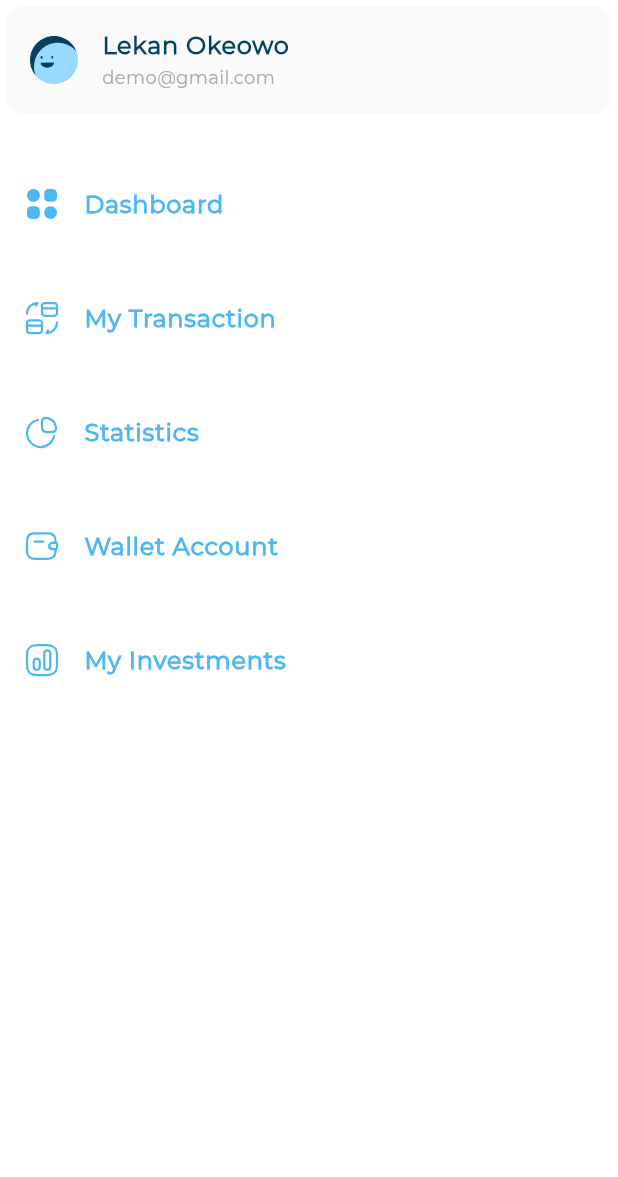
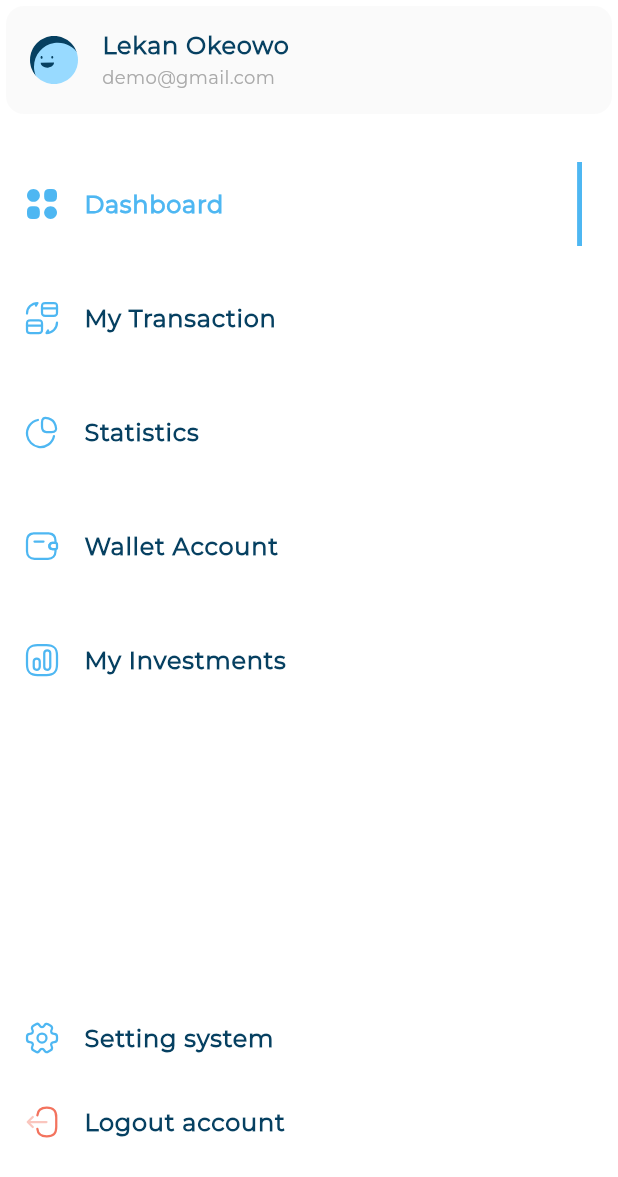
Before and after one commit to tasneemakhaled/reponsive_dashboard, a Flutter app: the CustomDrawer widget shown alone on an empty page, opened directly, on a phone screen of 412 x 824 dp. Shown: the top 1177 px of the screen. Run offline on Flutter 3.47's test engine with Material 3 defaults, Android fonts, the phone set to English and light mode, and no system bars; our stand-ins replace flutter_svg.

Commit message:
create active inActive ,trailing items done

```diff
--- /dev/null
+++ b/lib/widgets/active_drawer_item.dart
@@ -0,0 +1,18 @@
+import 'package:flutter/material.dart';
+import 'package:flutter_svg/svg.dart';
+import 'package:responsive_dashboard/models/drawer_item_model.dart';
+import 'package:responsive_dashboard/utils/app_styles.dart';
+
+class ActiveDrawerItem extends StatelessWidget {
+  const ActiveDrawerItem({super.key, required this.drawerItemModel});
+  final DrawerItemModel drawerItemModel;
+
+  @override
+  Widget build(BuildContext context) {
+    return ListTile(
+      leading: SvgPicture.asset(drawerItemModel.image),
+      title: Text(drawerItemModel.title, style: AppStyles.styleBold16()),
+      trailing: Container(width: 3.27, color: Color(0xff4EB7F2)),
+    );
+  }
+}
--- a/lib/widgets/custom_drawer.dart
+++ b/lib/widgets/custom_drawer.dart
@@ -1,18 +1,15 @@
 import 'package:flutter/material.dart';
 import 'package:responsive_dashboard/models/drawer_item_model.dart';
+
 import 'package:responsive_dashboard/utils/app_images.dart';
-import 'package:responsive_dashboard/widgets/drawer_item.dart';
+
+import 'package:responsive_dashboard/widgets/drawer_items_list_view.dart';
+import 'package:responsive_dashboard/widgets/inActive_drawer_item.dart';
 import 'package:responsive_dashboard/widgets/user_info_list_tile.dart';
 
 class CustomDrawer extends StatelessWidget {
   const CustomDrawer({super.key});
-  static const List<DrawerItemModel> items = [
-    DrawerItemModel(image: Assets.imagesDashboard, title: 'Dashboard'),
-    DrawerItemModel(image: Assets.imagesMyTransctions, title: 'My Transaction'),
-    DrawerItemModel(image: Assets.imagesStatistics, title: 'Statistics'),
-    DrawerItemModel(image: Assets.imagesWalletAccount, title: 'Wallet Account'),
-    DrawerItemModel(image: Assets.imagesMyInvestments, title: 'My Investments'),
-  ];
+
   @override
   Widget build(BuildContext context) {
     return Container(
@@ -25,17 +22,21 @@ class CustomDrawer extends StatelessWidget {
             subtitle: 'demo@gmail.com',
           ),
           SizedBox(height: 8),
-          ListView.builder(
-            shrinkWrap: true,
-            physics: NeverScrollableScrollPhysics(),
-            itemCount: items.length,
-            itemBuilder: (context, index) {
-              return Padding(
-                padding: const EdgeInsets.only(top: 20),
-                child: DrawerItem(drawerItemModel: items[index]),
-              );
-            },
+          DrawerItemsListView(),
+          Expanded(child: SizedBox()),
+          InactiveDrawerItem(
+            drawerItemModel: DrawerItemModel(
+              image: Assets.imagesSettings,
+              title: 'Setting system',
+            ),
           ),
+          InactiveDrawerItem(
+            drawerItemModel: DrawerItemModel(
+              image: Assets.imagesLogout,
+              title: 'Logout account',
+            ),
+          ),
+          SizedBox(height: 48),
         ],
       ),
     );
--- a/lib/widgets/drawer_item.dart
+++ b/lib/widgets/drawer_item.dart
@@ -1,16 +1,20 @@
 import 'package:flutter/material.dart';
-import 'package:flutter_svg/flutter_svg.dart';
 import 'package:responsive_dashboard/models/drawer_item_model.dart';
-import 'package:responsive_dashboard/utils/app_styles.dart';
+import 'package:responsive_dashboard/widgets/active_drawer_item.dart';
+import 'package:responsive_dashboard/widgets/inActive_drawer_item.dart';
 
 class DrawerItem extends StatelessWidget {
-  const DrawerItem({super.key, required this.drawerItemModel});
+  const DrawerItem({
+    super.key,
+    required this.isActive,
+    required this.drawerItemModel,
+  });
+  final bool isActive;
   final DrawerItemModel drawerItemModel;
   @override
   Widget build(BuildContext context) {
-    return ListTile(
-      leading: SvgPicture.asset(drawerItemModel.image),
-      title: Text(drawerItemModel.title, style: AppStyles.styleBold16()),
-    );
+    return isActive
+        ? ActiveDrawerItem(drawerItemModel: drawerItemModel)
+        : InactiveDrawerItem(drawerItemModel: drawerItemModel);
   }
 }
--- /dev/null
+++ b/lib/widgets/drawer_items_list_view.dart
@@ -0,0 +1,64 @@
+import 'package:flutter/material.dart';
+import 'package:responsive_dashboard/models/drawer_item_model.dart';
+import 'package:responsive_dashboard/utils/app_images.dart';
+
+import 'package:responsive_dashboard/widgets/drawer_item.dart';
+
+class DrawerItemsListView extends StatefulWidget {
+  const DrawerItemsListView({super.key});
+
+  static const List<DrawerItemModel> items = [
+    DrawerItemModel(image: Assets.imagesDashboard, title: 'Dashboard'),
+    DrawerItemModel(image: Assets.imagesMyTransctions, title: 'My Transaction'),
+    DrawerItemModel(image: Assets.imagesStatistics, title: 'Statistics'),
+    DrawerItemModel(image: Assets.imagesWalletAccount, title: 'Wallet Account'),
+    DrawerItemModel(image: Assets.imagesMyInvestments, title: 'My Investments'),
+  ];
+
+  @override
+  State<DrawerItemsListView> createState() => _DrawerItemsListViewState();
+}
+
+int isSelectedIndex = 0;
+final List<DrawerItemModel> items = [
+  DrawerItemModel(image: Assets.imagesDashboard, title: 'Dashboard'),
+  DrawerItemModel(image: Assets.imagesMyTransctions, title: 'My Transaction'),
+  DrawerItemModel(image: Assets.imagesStatistics, title: 'Statistics'),
+  DrawerItemModel(image: Assets.imagesWalletAccount, title: 'Wallet Account'),
+  DrawerItemModel(image: Assets.imagesMyInvestments, title: 'My Investments'),
+];
+bool isActive = false;
+
+class _DrawerItemsListViewState extends State<DrawerItemsListView> {
+  @override
+  Widget build(BuildContext context) {
+    return ListView.builder(
+      shrinkWrap: true,
+      physics: NeverScrollableScrollPhysics(),
+      itemCount: DrawerItemsListView.items.length,
+      itemBuilder: (context, index) {
+        return GestureDetector(
+          onTap: () {
+            if (isSelectedIndex != index) {
+              setState(() {
+                isSelectedIndex = index;
+              });
+            }
+          },
+          child: Padding(
+            padding: const EdgeInsets.only(top: 20),
+            child: isSelectedIndex != index
+                ? DrawerItem(
+                    drawerItemModel: DrawerItemsListView.items[index],
+                    isActive: isSelectedIndex == index,
+                  )
+                : DrawerItem(
+                    drawerItemModel: DrawerItemsListView.items[index],
+                    isActive: isSelectedIndex == index,
+                  ),
+          ),
+        );
+      },
+    );
+  }
+}
--- /dev/null
+++ b/lib/widgets/inActive_drawer_item.dart
@@ -0,0 +1,17 @@
+import 'package:flutter/material.dart';
+import 'package:flutter_svg/flutter_svg.dart';
+import 'package:responsive_dashboard/models/drawer_item_model.dart';
+import 'package:responsive_dashboard/utils/app_styles.dart';
+
+class InactiveDrawerItem extends StatelessWidget {
+  const InactiveDrawerItem({super.key, required this.drawerItemModel});
+  final DrawerItemModel drawerItemModel;
+
+  @override
+  Widget build(BuildContext context) {
+    return ListTile(
+      leading: SvgPicture.asset(drawerItemModel.image),
+      title: Text(drawerItemModel.title, style: AppStyles.styleSemiBold16()),
+    );
+  }
+}
```
